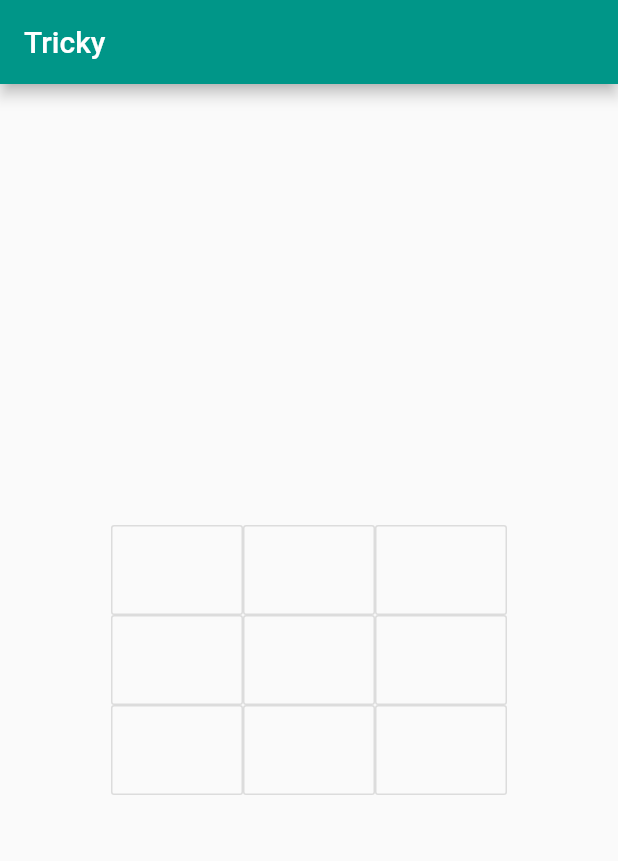
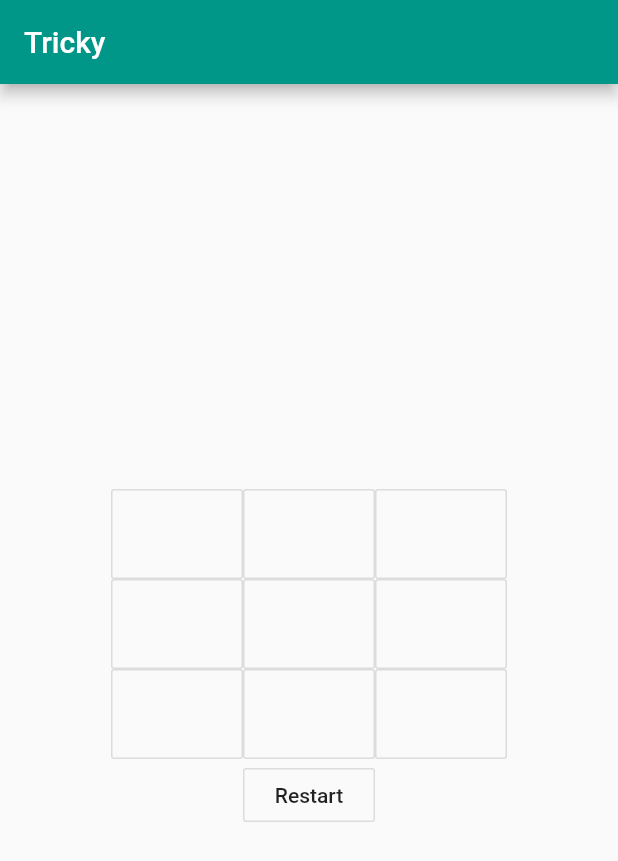
Before and after one commit to JaySanchez0/Dart-Flutter-Multiplataforma, a Flutter app: the screen it shows after launch, on a phone screen of 412 x 824 dp. Shown: the top 861 px of the screen. Run offline on Flutter 3.47's test engine with Material 2 defaults, Android fonts, the phone set to English and light mode, and no system bars.

Commit message:
App flutter

```diff
--- a/lib/main.dart
+++ b/lib/main.dart
@@ -55,9 +55,22 @@ class MyHomePageState extends State<MyHomePage> {
       body: Center(
         child: Column(
           mainAxisAlignment: MainAxisAlignment.center,
-          children: [0,1,2].map<Widget>((i){
-            return RowShape(game:game,rowNum: i,changeView:this.changeView);
-          }).toList()
+          children:<Widget>[
+            Column(
+              children:[0,1,2].map<Widget>((i){
+                  return RowShape(game:game,rowNum: i,changeView:this.changeView);
+                }).toList()
+            ),Column(
+              children: [OutlineButton(
+                child: Text("Restart"),
+                onPressed: (){
+                  setState(() {
+                    game.restart();
+                  });
+                }
+              )]
+            )
+          ]
         ),
       ),
     );
```
Also changed, not shown: 2 other files.
